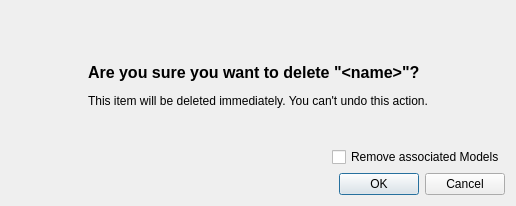
Before: the Qt Designer form removeprojectdialog.ui in Joensw/RCAIT, drawn with Qt 5.
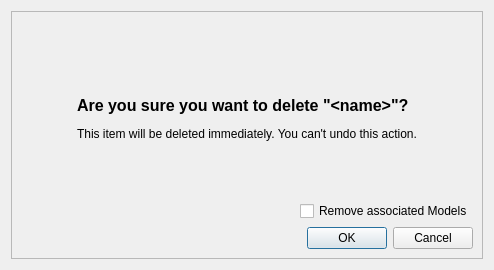
After: the same form once the commit is applied.

Commit message: added fake borders to other dialogs

Patch:
```diff
--- a/removeprojectdialog.ui
+++ b/removeprojectdialog.ui
@@ -6,13 +6,24 @@
    <rect>
     <x>0</x>
     <y>0</y>
-    <width>516</width>
-    <height>206</height>
+    <width>494</width>
+    <height>270</height>
    </rect>
   </property>
   <property name="windowTitle">
    <string>Remove Project</string>
   </property>
+  <layout class="QGridLayout" name="gridLayout_2">
+   <item row="0" column="0">
+    <widget class="QFrame" name="frame">
+     <property name="frameShape">
+      <enum>QFrame::StyledPanel</enum>
+     </property>
+     <property name="frameShadow">
+      <enum>QFrame::Raised</enum>
+     </property>
+     <layout class="QGridLayout" name="gridLayout">
+      <item row="0" column="0">
   <layout class="QVBoxLayout" name="verticalLayout_2">
    <item>
     <widget class="QLabel" name="classificationPluginLabel">
@@ -126,6 +137,11 @@
      <property name="standardButtons">
       <set>QDialogButtonBox::Cancel|QDialogButtonBox::Ok</set>
      </property>
+         </widget>
+        </item>
+       </layout>
+      </item>
+     </layout>
     </widget>
    </item>
   </layout>
```
Lines whose indentation alone changed are shown as unchanged. The commit also changes 2 other files.
